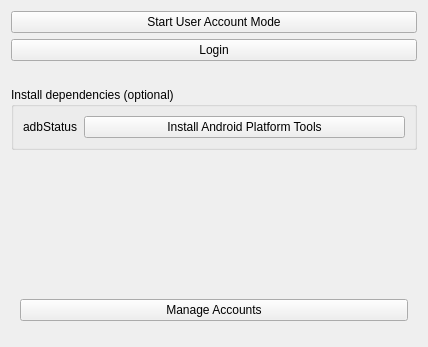
OpenwaterHealth/SlicerOpenLIFU, file OpenLIFULogin/Resources/UI/OpenLIFULogin.ui: the form before one commit.
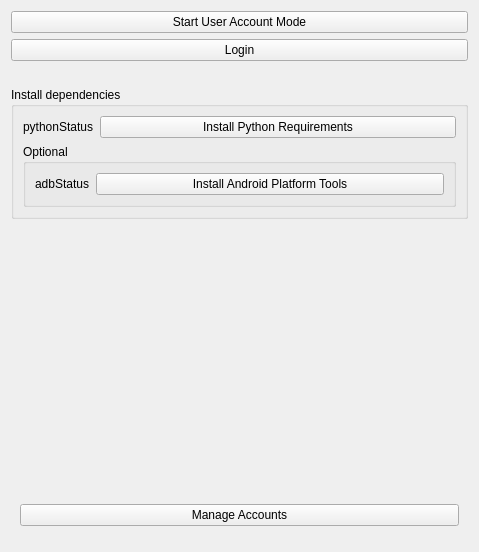
The form after the commit. Custom widgets are drawn as their Qt base class.

Commit message: Add python req installation button and check (#544)

Diff of the .ui file:
```diff
--- a/OpenLIFULogin/Resources/UI/OpenLIFULogin.ui
+++ b/OpenLIFULogin/Resources/UI/OpenLIFULogin.ui
@@ -6,8 +6,8 @@
    <rect>
     <x>0</x>
     <y>0</y>
-    <width>428</width>
-    <height>347</height>
+    <width>479</width>
+    <height>552</height>
    </rect>
   </property>
   <layout class="QVBoxLayout" name="verticalLayout_2">
@@ -45,11 +45,35 @@
     </widget>
    </item>
    <item>
+    <widget class="QGroupBox" name="groupBox">
+     <property name="title">
+      <string>Install dependencies</string>
+     </property>
+     <layout class="QVBoxLayout" name="verticalLayout_3">
+      <item>
+       <layout class="QFormLayout" name="formLayout">
+        <item row="0" column="1">
+         <widget class="QPushButton" name="installPythonRequirementsPushButton">
+          <property name="text">
+           <string>Install Python Requirements</string>
+          </property>
+         </widget>
+        </item>
+        <item row="0" column="0">
+         <widget class="QLabel" name="openlifuStatusIcon">
+          <property name="text">
+           <string>pythonStatus</string>
+          </property>
+         </widget>
+        </item>
+       </layout>
+      </item>
+      <item>
     <widget class="ctkCollapsibleGroupBox" name="installDependenciesCollapsibleGroupBox">
      <property name="title">
-      <string>Install dependencies (optional)</string>
-     </property>
-     <layout class="QGridLayout" name="gridLayout_2">
+         <string>Optional</string>
+        </property>
+        <layout class="QFormLayout" name="formLayout_2">
       <item row="0" column="0">
        <widget class="QLabel" name="adbStatusIcon">
         <property name="text">
@@ -68,6 +92,9 @@
         <property name="text">
          <string>Install Android Platform Tools</string>
         </property>
+          </widget>
+         </item>
+        </layout>
        </widget>
       </item>
      </layout>
```
Lines whose indentation alone changed are shown as unchanged. The commit also changes 1 other file.
